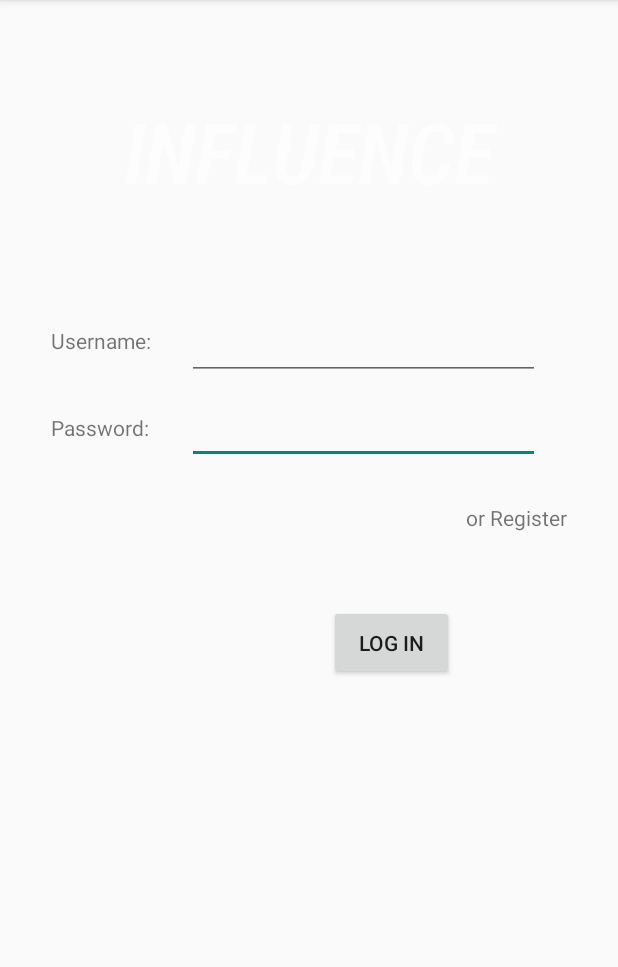
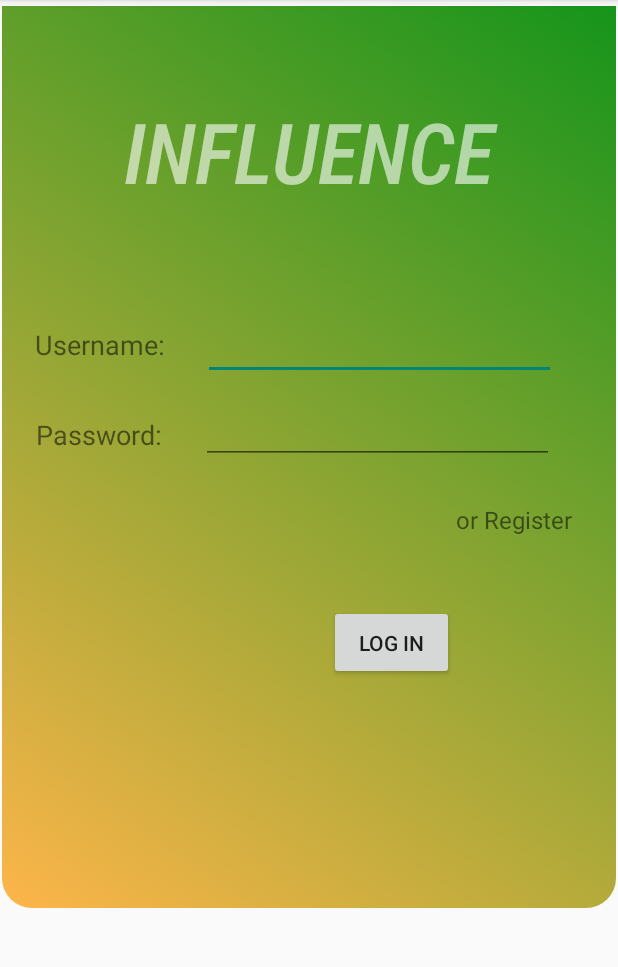
Before and after one commit to jed188/wheels-reputation, an Android app: the fragment driver_login_Fragment shown on its own in the app's theme, on a phone screen of 412 x 824 dp, the part 84-1051 px from its top. Run offline under Robolectric (Android 15) with nearby library versions, the phone set to English and light mode, and no system bars; Roboto replaces fonts that are not available here.

Commit message:
login page completed and linked with registration fragments add something tobe completed

```diff
--- a/app/src/main/java/com/example/wheelsreputation/driver_login_Fragment.java
+++ b/app/src/main/java/com/example/wheelsreputation/driver_login_Fragment.java
@@ -1,5 +1,6 @@
 package com.example.wheelsreputation;
 
+import android.content.Intent;
 import android.os.Bundle;
 
 import androidx.fragment.app.Fragment;
@@ -7,6 +8,8 @@ import androidx.fragment.app.Fragment;
 import android.view.LayoutInflater;
 import android.view.View;
 import android.view.ViewGroup;
+import android.widget.Button;
+import android.widget.TextView;
 
 /**
  * A simple {@link Fragment} subclass.
@@ -59,6 +62,27 @@ public class driver_login_Fragment extends Fragment {
     public View onCreateView(LayoutInflater inflater , ViewGroup container ,
                              Bundle savedInstanceState) {
         // Inflate the layout for this fragment
-        return inflater.inflate(R.layout.fragment_driver_login_ , container , false);
+        View view = inflater.inflate(R.layout.fragment_driver_login_ , container , false);
+
+
+        Button logIn_driver =view.findViewById(R.id.login_button1);
+        TextView register_driver = view.findViewById(R.id.register_textView61);
+
+        logIn_driver.setOnClickListener(new View.OnClickListener() {
+            @Override
+            public void onClick(View view) {
+                Intent intent = new Intent(getActivity(),Find_driver_activity.class);
+                startActivity(intent);
+            }
+        });
+        register_driver.setOnClickListener(new View.OnClickListener() {
+            @Override
+            public void onClick(View view) {
+                Intent intent = new Intent(getActivity(),registration_page_0ne.class);
+                startActivity(intent);
+            }
+        });
+
+        return view;
     }
 }
--- a/app/src/main/java/com/example/wheelsreputation/fragment_login_activity_class.java
+++ b/app/src/main/java/com/example/wheelsreputation/fragment_login_activity_class.java
@@ -25,7 +25,8 @@ public class fragment_login_activity_class extends FragmentStateAdapter {
 
             case 1: return new driver_login_Fragment();
         }
-        return new owner_login_Fragment();
+
+        return new driver_login_Fragment();
     }
 
     @Override
--- /dev/null
+++ b/app/src/main/res/drawable/fragment_driver_login.xml
@@ -0,0 +1,18 @@
+<?xml version="1.0" encoding="utf-8"?>
+<selector xmlns:android="http://schemas.android.com/apk/res/android">
+
+    <item>
+        <shape android:shape="rectangle">
+            <solid android:color="#ffffff"/>
+            <corners android:bottomLeftRadius="20dp"
+                android:bottomRightRadius="20dp"/>
+            <gradient android:angle="45"
+                android:startColor="#B4FF9800"
+                android:endColor="#EB028C08"/>
+
+        </shape>
+
+
+    </item>
+
+</selector>
--- a/app/src/main/res/layout/activity_login.xml
+++ b/app/src/main/res/layout/activity_login.xml
@@ -19,12 +19,12 @@
         <androidx.viewpager2.widget.ViewPager2
             android:id="@+id/view_pager1"
             android:layout_width="match_parent"
-            android:layout_height="529dp" />
+            android:layout_height="609dp" />
 
         <com.google.android.material.tabs.TabLayout
             android:id="@+id/tab_layout"
             android:layout_width="match_parent"
-            android:layout_height="75dp"
+            android:layout_height="66dp"
             app:tabGravity="fill"
             app:tabIndicator="@drawable/background_login_screen"
             app:tabIndicatorAnimationMode="elastic"
--- a/app/src/main/res/layout/fragment_driver_login_.xml
+++ b/app/src/main/res/layout/fragment_driver_login_.xml
@@ -7,48 +7,31 @@
     tools:context=".driver_login_Fragment">
 
     <ImageView
-        android:id="@+id/imageView2"
-        android:layout_width="406dp"
-        android:layout_height="513dp"
+        android:id="@+id/imageView20"
+        android:layout_width="409dp"
+        android:layout_height="601dp"
         android:layout_marginTop="4dp"
-        android:src="@drawable/background_driver_login_screen"
+        android:src="@drawable/fragment_driver_login"
         app:layout_constraintEnd_toEndOf="parent"
-        app:layout_constraintHorizontal_bias="1.0"
+        app:layout_constraintHorizontal_bias="0.5"
         app:layout_constraintStart_toStartOf="parent"
         app:layout_constraintTop_toTopOf="parent" />
 
-    <EditText
-        android:id="@+id/editTextTextPassword"
-        android:layout_width="235dp"
-        android:layout_height="48dp"
-        android:layout_marginEnd="56dp"
-        android:layout_marginLeft="8dp"
-        android:layout_marginRight="56dp"
-        android:layout_marginStart="8dp"
-        android:layout_marginTop="8dp"
-        android:ems="10"
-        android:inputType="textPassword"
-        app:layout_constraintEnd_toEndOf="parent"
-        app:layout_constraintStart_toEndOf="@+id/password_textview2"
-        app:layout_constraintTop_toBottomOf="@+id/username_editTextTextPersonName2" />
-
-    <TextView
-        android:id="@+id/password_textview2"
-        android:layout_width="80dp"
-        android:layout_height="34dp"
-        android:layout_marginEnd="8dp"
-        android:layout_marginLeft="32dp"
-        android:layout_marginRight="8dp"
-        android:layout_marginStart="32dp"
-        android:layout_marginTop="24dp"
-        android:padding="5dp"
-        android:text="Password:"
-        app:layout_constraintEnd_toStartOf="@+id/editTextTextPassword"
+    <Button
+        android:id="@+id/login_button1"
+        android:layout_width="83dp"
+        android:layout_height="50dp"
+        android:layout_marginBottom="253dp"
+        android:layout_marginLeft="219dp"
+        android:layout_marginStart="219dp"
+        android:layout_marginTop="32dp"
+        android:text="Log In"
+        app:layout_constraintBottom_toBottomOf="parent"
         app:layout_constraintStart_toStartOf="parent"
-        app:layout_constraintTop_toBottomOf="@+id/username_textview" />
+        app:layout_constraintTop_toBottomOf="@+id/editTextTextPassword1" />
 
     <EditText
-        android:id="@+id/username_editTextTextPersonName2"
+        android:id="@+id/username_editTextTextPersonName21"
         android:layout_width="235dp"
         android:layout_height="48dp"
         android:layout_marginEnd="56dp"
@@ -62,10 +45,25 @@
         app:layout_constraintStart_toEndOf="@+id/username_textview"
         app:layout_constraintTop_toTopOf="parent" />
 
+    <EditText
+        android:id="@+id/editTextTextPassword1"
+        android:layout_width="235dp"
+        android:layout_height="48dp"
+        android:layout_marginEnd="56dp"
+        android:layout_marginLeft="8dp"
+        android:layout_marginRight="56dp"
+        android:layout_marginStart="8dp"
+        android:layout_marginTop="8dp"
+        android:ems="10"
+        android:inputType="textPassword"
+        app:layout_constraintEnd_toEndOf="parent"
+        app:layout_constraintStart_toEndOf="@+id/password_textview2"
+        app:layout_constraintTop_toBottomOf="@+id/username_editTextTextPersonName21" />
+
     <TextView
         android:id="@+id/username_textview"
-        android:layout_width="80dp"
-        android:layout_height="34dp"
+        android:layout_width="101dp"
+        android:layout_height="36dp"
         android:layout_marginEnd="8dp"
         android:layout_marginLeft="32dp"
         android:layout_marginRight="8dp"
@@ -73,35 +71,40 @@
         android:layout_marginTop="212dp"
         android:padding="5dp"
         android:text="Username:"
-        app:layout_constraintEnd_toStartOf="@+id/username_editTextTextPersonName2"
+        android:textSize="18sp"
+        app:layout_constraintEnd_toStartOf="@+id/username_editTextTextPersonName21"
         app:layout_constraintStart_toStartOf="parent"
         app:layout_constraintTop_toTopOf="parent" />
 
-    <Button
-        android:id="@+id/login_button"
-        android:layout_width="83dp"
-        android:layout_height="50dp"
-        android:layout_marginBottom="253dp"
-        android:layout_marginLeft="219dp"
-        android:layout_marginStart="219dp"
-        android:layout_marginTop="32dp"
-        android:text="Log In"
-        app:layout_constraintBottom_toBottomOf="parent"
+    <TextView
+        android:id="@+id/password_textview2"
+        android:layout_width="99dp"
+        android:layout_height="37dp"
+        android:layout_marginEnd="8dp"
+        android:layout_marginLeft="32dp"
+        android:layout_marginRight="8dp"
+        android:layout_marginStart="32dp"
+        android:layout_marginTop="24dp"
+        android:padding="5dp"
+        android:text="Password:"
+        android:textSize="18sp"
+        app:layout_constraintEnd_toStartOf="@+id/editTextTextPassword1"
         app:layout_constraintStart_toStartOf="parent"
-        app:layout_constraintTop_toBottomOf="@+id/editTextTextPassword" />
+        app:layout_constraintTop_toBottomOf="@+id/username_textview" />
 
     <TextView
-        android:id="@+id/register_textView6"
-        android:layout_width="86dp"
-        android:layout_height="36dp"
+        android:id="@+id/register_textView61"
+        android:layout_width="99dp"
+        android:layout_height="38dp"
         android:layout_marginEnd="24dp"
         android:layout_marginRight="24dp"
         android:layout_marginTop="18dp"
         android:padding="8dp"
         android:text="or Register"
+        android:textSize="16sp"
         app:layout_constraintEnd_toEndOf="parent"
-        app:layout_constraintStart_toEndOf="@+id/login_button"
-        app:layout_constraintTop_toBottomOf="@+id/editTextTextPassword" />
+        app:layout_constraintStart_toEndOf="@+id/login_button1"
+        app:layout_constraintTop_toBottomOf="@+id/editTextTextPassword1" />
 
     <TextView
         android:id="@+id/textView"
```
Also changed, not shown: app/src/main/java/com/example/wheelsreputation/owner_login_Fragment.java (+35 -4 lines), app/src/main/res/layout/fragment_owner_login_.xml (+31 -27 lines).
